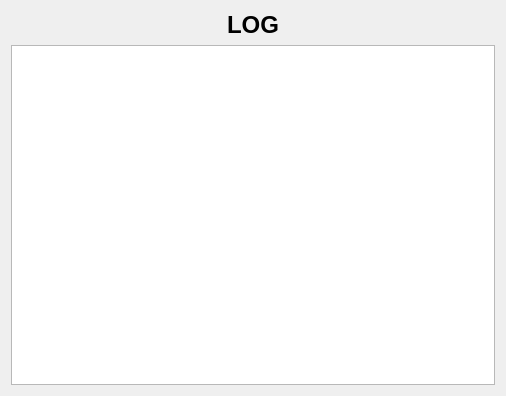
Qt form heimdall_VS/heimdall_VS/LogbydateWindow.ui (tbmt41projekt/heimdall) before a commit.
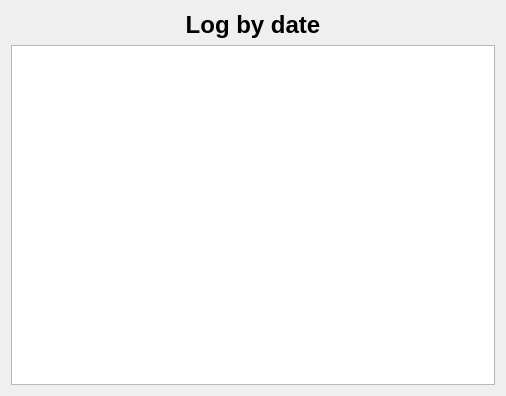
The same form after that commit.

Diff of the .ui file:
```diff
--- a/heimdall_VS/heimdall_VS/LogbydateWindow.ui
+++ b/heimdall_VS/heimdall_VS/LogbydateWindow.ui
@@ -17,7 +17,7 @@
       <item>
         <widget class="QLabel" name="label">
           <property name="text">
-            <string>&lt;html&gt;&lt;head/&gt;&lt;body&gt;&lt;p align=&quot;center&quot;&gt;&lt;span style=&quot; font-size:18pt; font-weight:600;&quot;&gt;LOG&lt;/span&gt;&lt;/p&gt;&lt;/body&gt;&lt;/html&gt;</string>
+      <string>&lt;html&gt;&lt;head/&gt;&lt;body&gt;&lt;p align=&quot;center&quot;&gt;&lt;span style=&quot; font-size:18pt; font-weight:600;&quot;&gt;Log by date&lt;/span&gt;&lt;/p&gt;&lt;/body&gt;&lt;/html&gt;</string>
           </property>
         </widget>
       </item>
```
Lines whose indentation alone changed are shown as unchanged.
